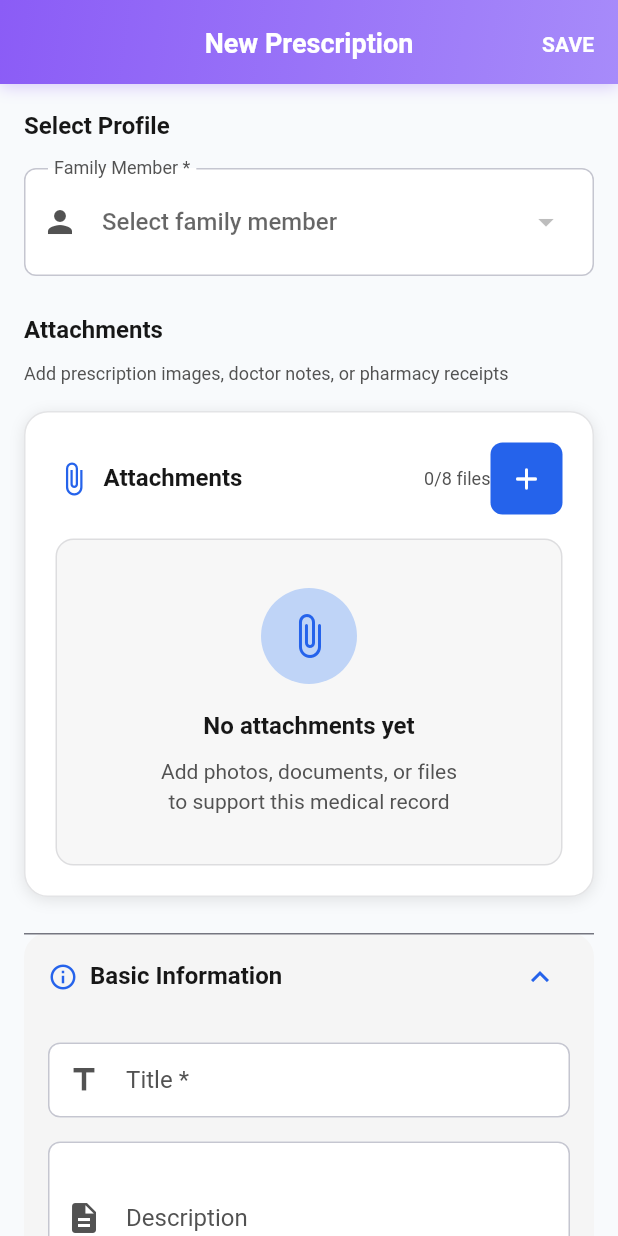
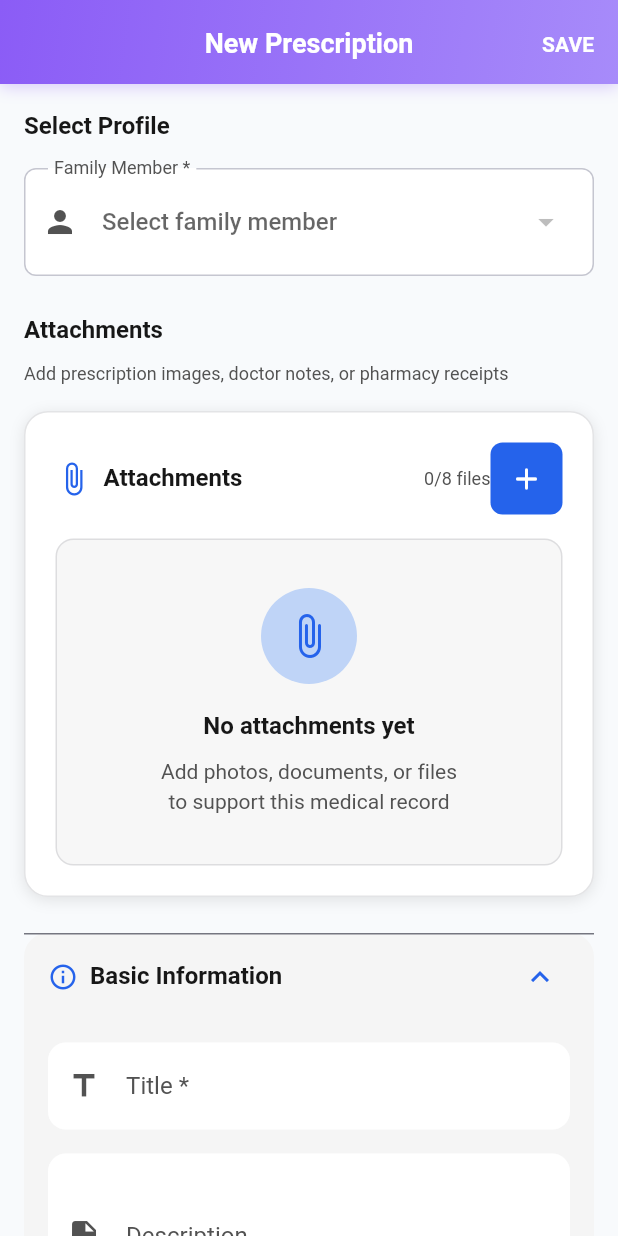
Before and after one commit to theprantadutta/health_box, a Flutter app: the PrescriptionFormScreen screen opened by its route, on a phone screen of 412 x 824 dp. Run offline on Flutter 3.47's test engine with Material 3 defaults, Android fonts, the phone set to English and light mode, and no system bars; our stand-ins replace audioplayers, connectivity_plus, csv, drift, file_picker, fl_chart and 14 more; missing offline and left inert: alarm, encrypted_drift, google_mlkit_text_recognition, googleapis; accounts and stored records are empty; generated files the repository leaves out were written again; statements that could not run were skipped.

Commit message:
updated forms

```diff
--- a/lib/features/medical_records/screens/prescription_form_screen.dart
+++ b/lib/features/medical_records/screens/prescription_form_screen.dart
@@ -11,6 +11,7 @@ import '../../../shared/widgets/reminder_type_selector.dart';
 import '../../../shared/widgets/alarm_sound_picker.dart';
 import '../../../shared/widgets/alarm_volume_slider.dart';
 import '../../../shared/widgets/reminder_preview.dart';
+import '../../../shared/widgets/modern_text_field.dart';
 import '../../../shared/theme/design_system.dart';
 import 'dart:developer' as developer;
 
@@ -171,25 +172,21 @@ class _PrescriptionFormScreenState
               isExpanded: _basicInfoExpanded,
               onExpansionChanged: (value) => setState(() => _basicInfoExpanded = value),
               children: [
-                TextFormField(
+                ModernTextField(
                   controller: _titleController,
-                  decoration: const InputDecoration(
                   labelText: 'Title *',
-                    border: OutlineInputBorder(),
-                    prefixIcon: Icon(Icons.title),
-                  ),
+                  prefixIcon: const Icon(Icons.title),
+                  focusGradient: HealthBoxDesignSystem.medicalBlue,
                   validator: (value) =>
                       value?.trim().isEmpty == true ? 'Title is required' : null,
                 ),
                 const SizedBox(height: 16),
 
-                TextFormField(
+                ModernTextField(
                   controller: _descriptionController,
-                  decoration: const InputDecoration(
                   labelText: 'Description',
-                    border: OutlineInputBorder(),
-                    prefixIcon: Icon(Icons.description),
-                  ),
+                  prefixIcon: const Icon(Icons.description),
+                  focusGradient: HealthBoxDesignSystem.medicalBlue,
                   maxLines: 3,
                 ),
                 const SizedBox(height: 16),
@@ -209,13 +206,11 @@ class _PrescriptionFormScreenState
               isExpanded: _medicationInfoExpanded,
               onExpansionChanged: (value) => setState(() => _medicationInfoExpanded = value),
               children: [
-                TextFormField(
+                ModernTextField(
                   controller: _medicationNameController,
-                  decoration: const InputDecoration(
                   labelText: 'Medication Name *',
-                    border: OutlineInputBorder(),
-                    prefixIcon: Icon(Icons.medication),
-                  ),
+                  prefixIcon: const Icon(Icons.medication),
+                  focusGradient: HealthBoxDesignSystem.medicationGradient,
                   validator: (value) => value?.trim().isEmpty == true
                       ? 'Medication name is required'
                       : null,
@@ -225,14 +220,12 @@ class _PrescriptionFormScreenState
                 Row(
                   children: [
                     Expanded(
-                      child: TextFormField(
+                      child: ModernTextField(
                         controller: _dosageController,
-                        decoration: const InputDecoration(
                         labelText: 'Dosage *',
                         hintText: 'e.g., 10mg',
-                          border: OutlineInputBorder(),
-                          prefixIcon: Icon(Icons.straighten),
-                        ),
+                        prefixIcon: const Icon(Icons.straighten),
+                        focusGradient: HealthBoxDesignSystem.medicationGradient,
                         validator: (value) => value?.trim().isEmpty == true
                             ? 'Dosage is required'
                             : null,
@@ -240,14 +233,12 @@ class _PrescriptionFormScreenState
                     ),
                     const SizedBox(width: 16),
                     Expanded(
-                      child: TextFormField(
+                      child: ModernTextField(
                         controller: _frequencyController,
-                        decoration: const InputDecoration(
                         labelText: 'Frequency *',
                         hintText: 'e.g., Twice daily',
-                          border: OutlineInputBorder(),
-                          prefixIcon: Icon(Icons.schedule),
-                        ),
+                        prefixIcon: const Icon(Icons.schedule),
+                        focusGradient: HealthBoxDesignSystem.medicationGradient,
                         validator: (value) => value?.trim().isEmpty == true
                             ? 'Frequency is required'
                             : null,
@@ -257,14 +248,12 @@ class _PrescriptionFormScreenState
                 ),
                 const SizedBox(height: 16),
 
-                TextFormField(
+                ModernTextField(
                   controller: _instructionsController,
-                  decoration: const InputDecoration(
                   labelText: 'Instructions',
                   hintText: 'Take with food, etc.',
-                    border: OutlineInputBorder(),
-                    prefixIcon: Icon(Icons.info),
-                  ),
+                  prefixIcon: const Icon(Icons.info),
+                  focusGradient: HealthBoxDesignSystem.medicationGradient,
                   maxLines: 2,
                 ),
               ],
@@ -279,23 +268,19 @@ class _PrescriptionFormScreenState
               isExpanded: _prescriptionDetailsExpanded,
               onExpansionChanged: (value) => setState(() => _prescriptionDetailsExpanded = value),
               children: [
-                TextFormField(
+                ModernTextField(
                   controller: _doctorController,
-                  decoration: const InputDecoration(
                   labelText: 'Prescribing Doctor',
-                    border: OutlineInputBorder(),
-                    prefixIcon: Icon(Icons.person_pin_circle),
-                  ),
+                  prefixIcon: const Icon(Icons.person_pin_circle),
+                  focusGradient: HealthBoxDesignSystem.medicalGreen,
                 ),
                 const SizedBox(height: 16),
 
-                TextFormField(
+                ModernTextField(
                   controller: _pharmacyController,
-                  decoration: const InputDecoration(
                   labelText: 'Pharmacy',
-                    border: OutlineInputBorder(),
-                    prefixIcon: Icon(Icons.local_pharmacy),
-                  ),
+                  prefixIcon: const Icon(Icons.local_pharmacy),
+                  focusGradient: HealthBoxDesignSystem.medicalGreen,
                 ),
                 const SizedBox(height: 16),
 
@@ -316,13 +301,11 @@ class _PrescriptionFormScreenState
                 ),
                 const SizedBox(height: 16),
 
-                TextFormField(
+                ModernTextField(
                   controller: _refillsController,
-                  decoration: const InputDecoration(
                   labelText: 'Refills Remaining',
-                    border: OutlineInputBorder(),
-                    prefixIcon: Icon(Icons.repeat),
-                  ),
+                  prefixIcon: const Icon(Icons.repeat),
+                  focusGradient: HealthBoxDesignSystem.medicalGreen,
                   keyboardType: TextInputType.number,
                 ),
                 const SizedBox(height: 16),
```
Also changed, not shown: lib/shared/screens/tag_management_screen.dart (+127 -67 lines), lib/shared/widgets/tag_selector_widget.dart (+65 -56 lines). Lines whose indentation alone changed are shown as unchanged.
